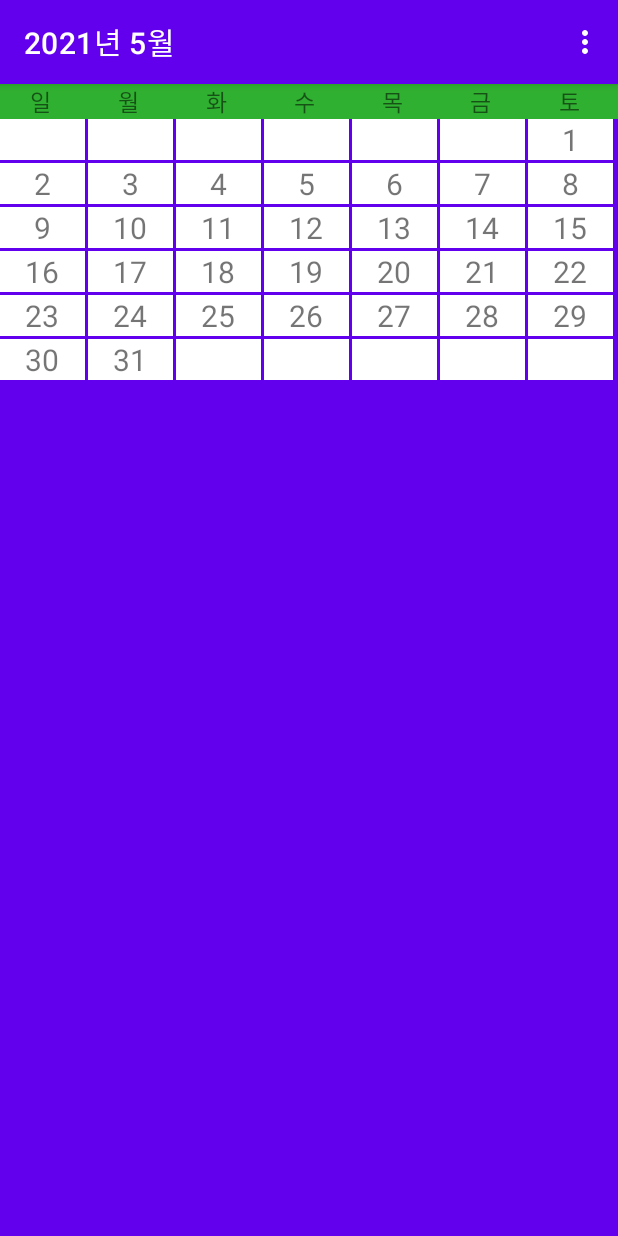
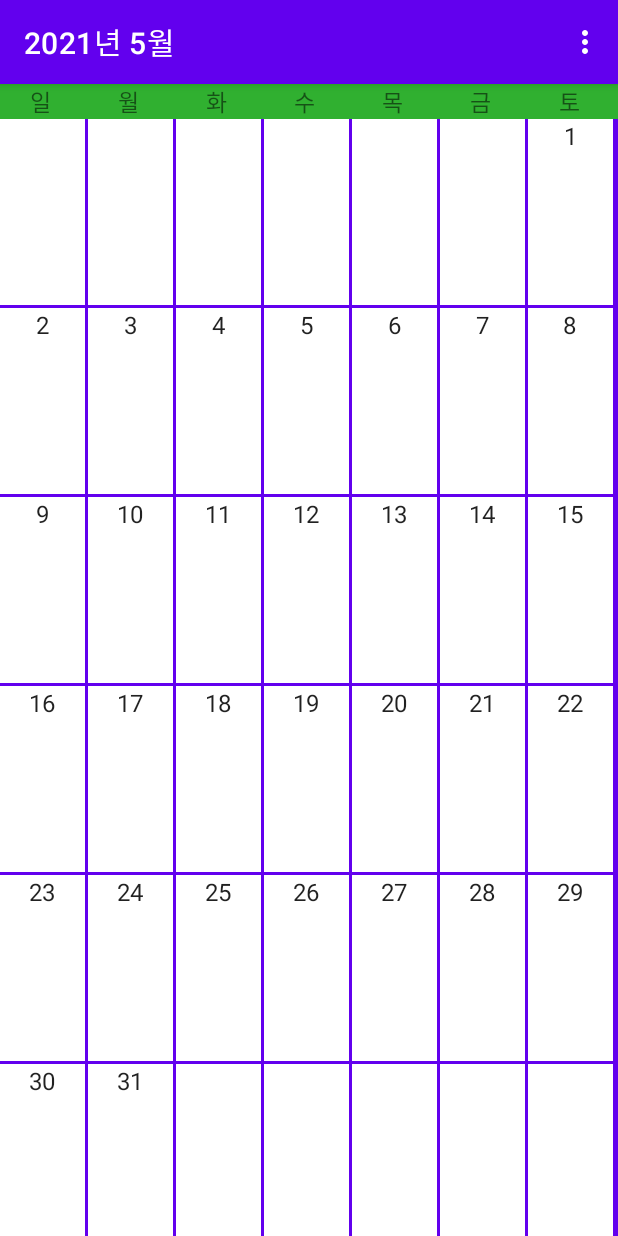
Before and after one commit to hyuntall/Calendar2, an Android app: the screen it shows after launch (MainActivity), on a phone screen of 412 x 824 dp. Run offline under Robolectric (Android 15) with nearby library versions, the phone set to English and light mode, and no system bars.

Commit message:
이주혁

```diff
--- a/app/src/main/java/com/android/calendar2/MainActivity.java
+++ b/app/src/main/java/com/android/calendar2/MainActivity.java
@@ -10,11 +10,14 @@ import android.os.Bundle;
 import android.view.Menu;
 import android.view.MenuInflater;
 import android.view.MenuItem;
+import android.view.View;
 import android.view.ViewGroup;
 import android.widget.GridView;
 import android.widget.LinearLayout;
 import android.widget.TextView;
 import android.widget.Toast;
+
+import org.w3c.dom.Text;
 
 public class MainActivity extends AppCompatActivity {
 
@@ -22,7 +25,11 @@ public class MainActivity extends AppCompatActivity {
     protected void onCreate(Bundle savedInstanceState) {
         super.onCreate(savedInstanceState);
         setContentView(R.layout.activity_main);
-
+        View grid = getLayoutInflater().inflate(R.layout.fragment_month_calendar, null, false);
+        View item = getLayoutInflater().inflate(R.layout.item_month, null, false);
+        GridView gridview = (GridView)grid.findViewById(R.id.gridview);
+        TextView tv = (TextView)item.findViewById(R.id.item_gridview);
+        //System.out.println(tv.getWidth()+"가로입니다"+tv.getHeight());
         FragmentManager fragmentManager = getSupportFragmentManager();
         FragmentTransaction fragmentTransaction = fragmentManager.beginTransaction();
         fragmentTransaction.add(R.id.main_container, new MonthViewFragment());
@@ -55,22 +62,4 @@ public class MainActivity extends AppCompatActivity {
                 return super.onOptionsItemSelected(item);
         }
     }
-    @Override
-    public void onConfigurationChanged(Configuration newConfig) {
-        super.onConfigurationChanged(newConfig);
-        GridView gridview = (GridView) findViewById(R.id.gridview);
-        TextView tv = (TextView) findViewById(R.id.item_gridview);
-        LinearLayout.LayoutParams params = new LinearLayout.LayoutParams(LinearLayout.LayoutParams.WRAP_CONTENT, 100);
-        //gridview.setLayoutParams(params);
-        switch (newConfig.orientation) {
-            case Configuration.ORIENTATION_LANDSCAPE:
-                //System.out.println(tv.getHeight());
-                //gridview.setLayoutParams(params);
-            case Configuration.ORIENTATION_PORTRAIT:
-                //tv.setHeight(100);
-                break;
-        }
-    }
-
-
 }
--- a/app/src/main/java/com/android/calendar2/MonthCalendarFragment.java
+++ b/app/src/main/java/com/android/calendar2/MonthCalendarFragment.java
@@ -1,8 +1,10 @@
 package com.android.calendar2;
 
 import android.app.Activity;
+import android.content.Context;
 import android.content.Intent;
 import android.content.res.Configuration;
+import android.graphics.Color;
 import android.graphics.Point;
 import android.os.Bundle;
 
@@ -13,15 +15,19 @@ import androidx.fragment.app.FragmentActivity;
 import androidx.viewpager.widget.PagerAdapter;
 import androidx.viewpager2.widget.ViewPager2;
 
+import android.text.Layout;
 import android.util.DisplayMetrics;
 import android.view.Display;
+import android.view.Gravity;
 import android.view.LayoutInflater;
+import android.view.Surface;
 import android.view.View;
 import android.view.ViewGroup;
 import android.view.WindowManager;
 import android.widget.AdapterView;
 import android.widget.ArrayAdapter;
 import android.widget.GridView;
+import android.widget.ListAdapter;
 import android.widget.TextView;
 import android.widget.Toast;
 
@@ -72,8 +78,22 @@ public class MonthCalendarFragment extends Fragment {
             mParam1 = getArguments().getInt(ARG_PARAM1);
             mParam2 = getArguments().getInt(ARG_PARAM2);
         }
+        int orientation = getResources().getConfiguration().orientation;
+        View rootView = getLayoutInflater().inflate(R.layout.fragment_month_calendar, null, false);
+        View item = getLayoutInflater().inflate(R.layout.item_month, null, false);
+        GridView gridview = (GridView)rootView.findViewById(R.id.gridview);
+        TextView tv = (TextView)item.findViewById(R.id.item_gridview);
+        tv.getLayoutParams().height = 800;
+        ViewGroup.LayoutParams pr = new ViewGroup.LayoutParams(123, 800);
+        tv.setLayoutParams(pr);
+        if(orientation == Configuration.ORIENTATION_PORTRAIT){
+            //System.out.println("세로입니당"+tv.getLayoutParams().height);
+
+        }
+        if(orientation == Configuration.ORIENTATION_LANDSCAPE){
+            //System.out.println("가로입니당"+tv.getHeight());
+        }
     }
-
     @Override
     public View onCreateView(LayoutInflater inflater, ViewGroup container,
                              Bundle savedInstanceState) {
@@ -97,20 +117,38 @@ public class MonthCalendarFragment extends Fragment {
         }
         // id를 바탕으로 화면 레이아웃에 정의된 GridView 객체 로딩
         GridView gridview = rootView.findViewById(R.id.gridview);
-
         View v = inflater.inflate(R.layout.item_month, container, false);
+        TextView tv = (TextView)v.findViewById(R.id.item_gridview);
         ArrayAdapter<String> adapt
                 = new ArrayAdapter<String>(
                 getActivity(),
-                R.layout.item_month,R.id.item_gridview,
-                dayList);
+                android.R.layout.simple_list_item_1,
+                dayList){
+            @Override
+            public View getView(int position, View convertView, ViewGroup parent){
+                // Cast the grid view current item as a text view
+                TextView tv_cell = (TextView) super.getView(position,convertView,parent);
+                //TextView tv = (TextView)parent.findViewById(R.id.item_gridview);
+                // Set the grid view item/cell/row height
+                tv_cell.setHeight(300); // In pixels
+                tv_cell.setBackgroundColor(Color.WHITE);
+                tv_cell.setGravity(Gravity.CENTER_HORIZONTAL);
+                // Another way to change grid view row height
+                tv_cell.getLayoutParams().height = gridview.getHeight()/6;
+
+                // Return the modified item
+                return tv_cell;
+            }
+        };
         // 기존에 simple_list_item_1 리소스를 사용하였으나 텍스트 정렬을 위해
         // item_month 레이아웃을 만들어 그 내부에 만든 item_gridview를 사용하였다.
         // 어댑터를 GridView 객체에 연결
+
         gridview.setAdapter(adapt);
         gridview.setOnItemClickListener(new AdapterView.OnItemClickListener() {
             public void onItemClick(AdapterView<?> parent, View v,
                                     int position, long id) {
+                System.out.println("세로입니당"+gridview.getHeight()/6);
                 if(position >= dayNum-1 && position < dayMax+dayNum-1) { //그리드뷰의 n번째 요소의 내용이 1일 이상일 때 메시지를 출력한다.
                     Toast.makeText(getActivity(),
                             mParam1 + "." + mParam2 + "." + (position -(dayNum-2)),
@@ -118,10 +156,24 @@ public class MonthCalendarFragment extends Fragment {
                 }
             }
         });
-
         return rootView;
     }
-    public void onWindowFocusChanged(boolean hasFocus) {
-
+    @Override
+    public void onConfigurationChanged(Configuration newConfig) {
+        super.onConfigurationChanged(newConfig);
+        LayoutInflater inflater2 = (LayoutInflater)getActivity().getSystemService(Context.LAYOUT_INFLATER_SERVICE);
+        View view = inflater2.inflate(R.layout.fragment_month_calendar, null);
+        View item = getLayoutInflater().inflate(R.layout.item_month, null, false);
+        GridView gridview = (GridView)view.findViewById(R.id.gridview);
+        System.out.println(view.getHeight());
+        TextView tv = (TextView)item.findViewById(R.id.item_gridview);
+        switch (newConfig.orientation) {
+            case Configuration.ORIENTATION_LANDSCAPE:
+                System.out.println(gridview.getWidth()+"가로입니다"+gridview.getHeight());
+                break;
+            case Configuration.ORIENTATION_PORTRAIT:
+                System.out.println(gridview.getWidth()+"세로입니다"+gridview.getHeight());
+                break;
+        }
     }
 }
--- a/app/src/main/res/layout/fragment_month_calendar.xml
+++ b/app/src/main/res/layout/fragment_month_calendar.xml
@@ -88,5 +88,6 @@
         android:layout_weight="1"
         android:listSelector="@drawable/selected"
         android:numColumns="7"
-        android:textAlignment="gravity" />
+        android:textAlignment="gravity"
+        android:layout_gravity="fill"/>
 </LinearLayout>
--- a/app/src/main/res/layout/item_month.xml
+++ b/app/src/main/res/layout/item_month.xml
@@ -12,9 +12,9 @@
         android:id="@+id/item_gridview"
         android:layout_width="fill_parent"
         android:layout_weight="1"
-        android:layout_gravity="left"
+        android:layout_gravity="fill"
         android:gravity="center_horizontal"
         android:textSize="20sp"
-        android:layout_height="match_parent" />
+        android:layout_height="match_parent"/>
 
 </LinearLayout>
```
